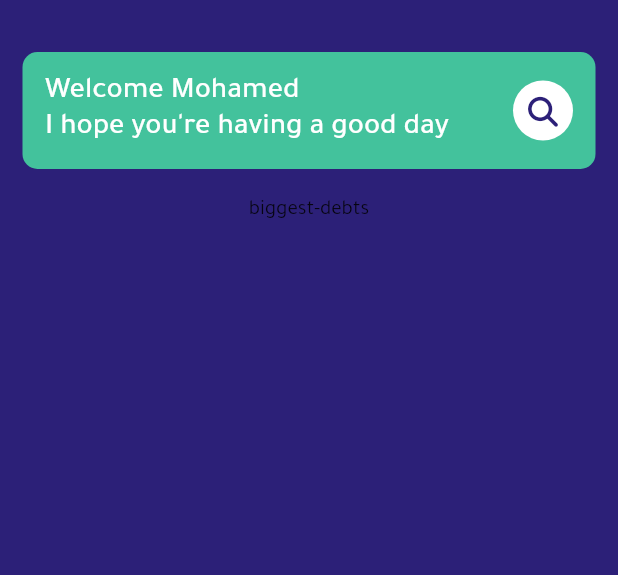
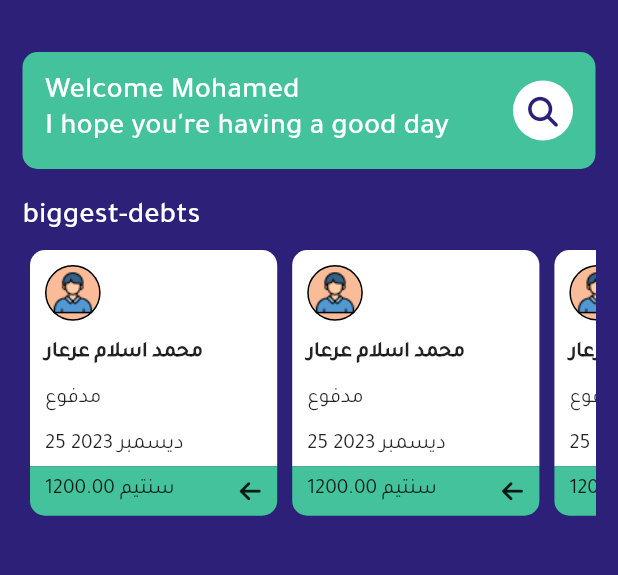
Before and after one commit to Mohamed-Ararr/store-debt, a Flutter app: the screen it shows after launch, on a phone screen of 412 x 824 dp, the part 62-637 px from its top. Run offline on Flutter 3.47's test engine with Material 2 defaults, Android fonts, the phone set to English and light mode, and no system bars; our stand-ins replace flutter_svg, font_awesome_flutter, go_router; project files that could hold a hidden picture were left out.

Commit message:
Create Client Small Card

```diff
--- a/lib/Constants.dart
+++ b/lib/Constants.dart
@@ -1,7 +1,9 @@
 import 'package:flutter/material.dart';
 
 const String appLogo = "assets/images/appLogo.svg";
+const String clientAvatar = "assets/images/male-avatar.png";
 const EdgeInsets paddingLR15 = EdgeInsets.symmetric(horizontal: 15);
 const EdgeInsets paddingAll10 = EdgeInsets.all(10);
 const EdgeInsets paddingAll15 = EdgeInsets.all(15);
 BorderRadius bRadius10 = BorderRadius.circular(10);
+BorderRadius bRadiusHalf = BorderRadius.circular(100);
--- a/lib/Core/Style Utils/AppColors.dart
+++ b/lib/Core/Style Utils/AppColors.dart
@@ -6,4 +6,5 @@ class AppColors {
   static Color lightRed = Color(0xffE87565);
   static Color redColor = Color(0xffFD372A);
   static Color beigeColor = Color(0xffF9BB98);
+  static Color whiteColor = Colors.white;
 }
--- a/lib/Core/Style Utils/AppFonts.dart
+++ b/lib/Core/Style Utils/AppFonts.dart
@@ -13,6 +13,12 @@ class AppFonts {
     color: Colors.white,
   );
 
+  static TextStyle regular20BoldWhite = TextStyle(
+    fontSize: 20,
+    fontWeight: FontWeight.w500,
+    color: Colors.white,
+  );
+
   static TextStyle font_18_white = TextStyle(
     fontSize: 18,
     color: Colors.white,
--- /dev/null
+++ b/lib/Features/Home Screen/Presentation/Widgets/ClientInfo.dart
@@ -0,0 +1,52 @@
+import 'package:flutter/material.dart';
+
+import '../../../../Constants.dart';
+import '../../../../Core/Style Utils/AppColors.dart';
+
+class ClientInfo extends StatelessWidget {
+  const ClientInfo({super.key});
+
+  @override
+  Widget build(BuildContext context) {
+    return Expanded(
+      child: Container(
+        padding: EdgeInsets.symmetric(horizontal: 10, vertical: 5),
+        width: MediaQuery.of(context).size.width * 0.4,
+        decoration: BoxDecoration(
+          borderRadius: BorderRadius.only(
+            topLeft: Radius.circular(10),
+            topRight: Radius.circular(10),
+          ),
+          color: AppColors.whiteColor,
+        ),
+        child: Column(
+          mainAxisAlignment: MainAxisAlignment.spaceBetween,
+          crossAxisAlignment: CrossAxisAlignment.start,
+          children: [
+            Container(
+              margin: EdgeInsets.only(top: 5),
+              padding: EdgeInsets.all(3),
+              decoration: BoxDecoration(
+                border: Border.all(),
+                color: AppColors.beigeColor,
+                borderRadius: bRadiusHalf,
+              ),
+              child: Image.asset(
+                clientAvatar,
+                scale: 1.1,
+              ),
+            ),
+            Text(
+              "محمد اسلام عرعار",
+              style: TextStyle(
+                fontWeight: FontWeight.bold,
+              ),
+            ),
+            Text("مدفوع"),
+            Text("25 ديسمبر 2023"),
+          ],
+        ),
+      ),
+    );
+  }
+}
--- /dev/null
+++ b/lib/Features/Home Screen/Presentation/Widgets/ClientSmallCard.dart
@@ -0,0 +1,24 @@
+import 'package:flutter/material.dart';
+
+import 'ClientInfo.dart';
+import 'PriceCard.dart';
+
+class ClientSmallCard extends StatelessWidget {
+  const ClientSmallCard({super.key});
+
+  @override
+  Widget build(BuildContext context) {
+    return InkWell(
+      onTap: () {},
+      child: Container(
+        margin: EdgeInsets.symmetric(horizontal: 5),
+        child: Column(
+          children: [
+            ClientInfo(),
+            PriceCard(),
+          ],
+        ),
+      ),
+    );
+  }
+}
--- a/lib/Features/Home Screen/Presentation/Widgets/HomeViewBody.dart
+++ b/lib/Features/Home Screen/Presentation/Widgets/HomeViewBody.dart
@@ -5,6 +5,9 @@ import 'package:storedebt/Constants.dart';
 import 'package:storedebt/Core/AppLocal.dart';
 import 'package:storedebt/Core/Style%20Utils/AppColors.dart';
 import 'package:storedebt/Core/Style%20Utils/AppFonts.dart';
+import 'package:storedebt/Features/Home%20Screen/Presentation/Widgets/ClientInfo.dart';
+import 'package:storedebt/Features/Home%20Screen/Presentation/Widgets/ClientSmallCard.dart';
+import 'package:storedebt/Features/Home%20Screen/Presentation/Widgets/PriceCard.dart';
 
 import 'GreetAndSearchCard.dart';
 
@@ -36,11 +39,27 @@ class HomeViewBody extends StatelessWidget {
         child: Padding(
           padding: paddingLR15,
           child: Column(
+            crossAxisAlignment: CrossAxisAlignment.start,
             children: [
               SizedBox(height: 20),
               GreetAndSearchCard(),
               SizedBox(height: 20),
-              Text("${getLang(context, 'biggest-debts')}")
+              Text(
+                "${getLang(context, 'biggest-debts')}",
+                style: AppFonts.regular20BoldWhite,
+              ),
+              SizedBox(height: 10),
+              Container(
+                height: MediaQuery.of(context).size.height * 0.215,
+                child: ListView.builder(
+                  physics: BouncingScrollPhysics(),
+                  itemCount: 3,
+                  scrollDirection: Axis.horizontal,
+                  itemBuilder: (context, index) {
+                    return ClientSmallCard();
+                  },
+                ),
+              ),
             ],
           ),
         ),
--- /dev/null
+++ b/lib/Features/Home Screen/Presentation/Widgets/PriceCard.dart
@@ -0,0 +1,36 @@
+import 'package:flutter/material.dart';
+import 'package:font_awesome_flutter/font_awesome_flutter.dart';
+
+import '../../../../Core/Style Utils/AppColors.dart';
+
+class PriceCard extends StatelessWidget {
+  const PriceCard({super.key});
+
+  @override
+  Widget build(BuildContext context) {
+    return Container(
+      width: MediaQuery.of(context).size.width * 0.4,
+      decoration: BoxDecoration(
+        borderRadius: BorderRadius.only(
+          bottomLeft: Radius.circular(10),
+          bottomRight: Radius.circular(10),
+        ),
+        color: AppColors.lightGreen,
+      ),
+      padding: EdgeInsets.symmetric(horizontal: 10, vertical: 8),
+      child: Row(
+        mainAxisAlignment: MainAxisAlignment.spaceBetween,
+        children: [
+          Text("1200.00 سنتيم"),
+          InkWell(
+            onTap: () {},
+            child: Icon(
+              FontAwesomeIcons.arrowLeft,
+              size: 16,
+            ),
+          ),
+        ],
+      ),
+    );
+  }
+}
```
Also changed, not shown: assets/images/male-avatar.png (added).
